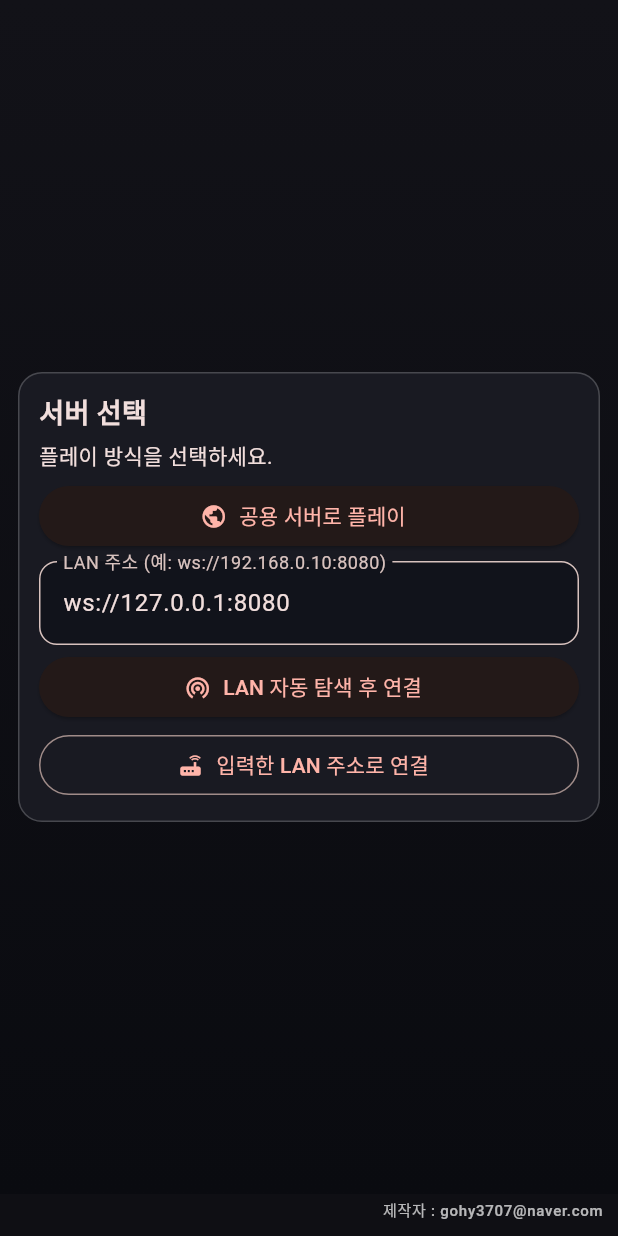
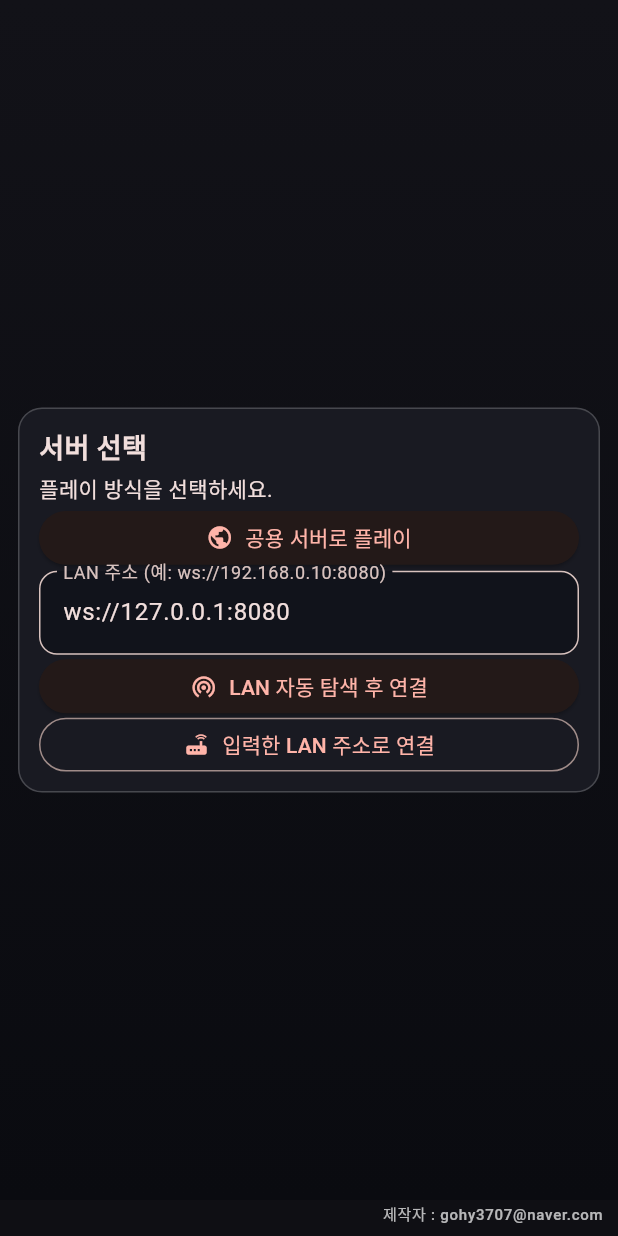
Before and after one commit to gkwhdcks9/Guilnocent, a Flutter app: the screen it shows after launch, on a phone screen of 412 x 824 dp. Run offline on Flutter 3.47's test engine with Material 3 defaults, Android fonts, the phone set to English and light mode, and no system bars.

```diff
--- a/app_client/lib/main.dart
+++ b/app_client/lib/main.dart
@@ -636,16 +636,13 @@ class _GameHomePageState extends State<GameHomePage> {
     final room = _room;
     if (room == null) return;
     if (room.game.inProgress) return;
-    if (room.game.mode == 'moral_roulette') return;
+    if (room.game.mode == 'moral_roulette' && roleKey != 'joker') return;
     final current = room.game.roleCounts[roleKey] ?? 0;
     final next = (current + delta).clamp(0, 12);
     if (roleKey == 'mafia' && next < 1) return;
 
     final updated = Map<String, int>.from(room.game.roleCounts);
     updated[roleKey] = next;
-    if (room.game.mode == 'original') {
-      updated['joker'] = 0;
-    }
     _send({'type': 'set_role_counts', 'roleCounts': updated});
   }
 
@@ -1293,7 +1290,9 @@ class _GameHomePageState extends State<GameHomePage> {
                                               ),
                                             ),
                                             IconButton(
-                                              onPressed: (_isHost && !currentRoom.game.inProgress && currentRoom.game.mode != 'moral_roulette' && !(currentRoom.game.mode == 'original' && roleKey == 'joker'))
+                                              onPressed: (_isHost &&
+                                                      !currentRoom.game.inProgress &&
+                                                      (currentRoom.game.mode != 'moral_roulette' || roleKey == 'joker'))
                                                   ? () {
                                                       _adjustRoleCount(roleKey, -1);
                                                       setDialogState(() {});
@@ -1309,7 +1308,9 @@ class _GameHomePageState extends State<GameHomePage> {
                                               ),
                                             ),
                                             IconButton(
-                                              onPressed: (_isHost && !currentRoom.game.inProgress && currentRoom.game.mode != 'moral_roulette' && !(currentRoom.game.mode == 'original' && roleKey == 'joker'))
+                                              onPressed: (_isHost &&
+                                                      !currentRoom.game.inProgress &&
+                                                      (currentRoom.game.mode != 'moral_roulette' || roleKey == 'joker'))
                                                   ? () {
                                                       _adjustRoleCount(roleKey, 1);
                                                       setDialogState(() {});
@@ -1327,7 +1328,7 @@ class _GameHomePageState extends State<GameHomePage> {
                                       ),
                                     if (_isHost && currentRoom.game.mode == 'moral_roulette')
                                       Text(
-                                        'Moral Roulette는 생존 인원에 따라 직업 수가 자동으로 결정됩니다.',
+                                        'Moral Roulette는 마피아/의사/경찰은 자동이며, 조커 인원은 수동 조정할 수 있습니다.',
                                         style: Theme.of(context).textTheme.bodySmall,
                                       ),
                                   ],
@@ -1797,9 +1798,9 @@ class _GameHomePageState extends State<GameHomePage> {
 
   Widget _panel({required Widget child}) {
     return Card(
-      margin: const EdgeInsets.only(bottom: 8),
+      margin: const EdgeInsets.only(bottom: 6),
       child: Padding(
-        padding: const EdgeInsets.all(10),
+        padding: const EdgeInsets.all(8),
         child: child,
       ),
     );
@@ -1809,9 +1810,9 @@ class _GameHomePageState extends State<GameHomePage> {
     return SafeArea(
       top: false,
       child: SizedBox(
-        height: 28,
+        height: 24,
         child: Padding(
-          padding: const EdgeInsets.fromLTRB(8, 0, 10, 6),
+          padding: const EdgeInsets.fromLTRB(8, 0, 10, 4),
           child: Align(
             alignment: Alignment.centerRight,
             child: Text(
@@ -1849,6 +1850,11 @@ class _GameHomePageState extends State<GameHomePage> {
       vertical: scaled(3, min: 2, max: 5),
     );
     final quickEmojiFontSize = scaled(16, min: 14, max: 18);
+    final compactControlHeight = scaled(34, min: 30, max: 36);
+    final compactButtonPadding = EdgeInsets.symmetric(
+      horizontal: scaled(8, min: 6, max: 10),
+      vertical: scaled(4, min: 2, max: 5),
+    );
 
     if (_serverEndpoint == null && !_isConnecting && _myPlayerId == null) {
       return Scaffold(
@@ -1872,36 +1878,51 @@ class _GameHomePageState extends State<GameHomePage> {
                     crossAxisAlignment: CrossAxisAlignment.start,
                     children: [
                       const Text('서버 선택', style: TextStyle(fontSize: 18, fontWeight: FontWeight.w700)),
+                      const SizedBox(height: 3),
+                      const Text('플레이 방식을 선택하세요.'),
                       const SizedBox(height: 4),
-                      const Text('플레이 방식을 선택하세요.'),
-                      const SizedBox(height: 6),
                       SizedBox(
                         width: double.infinity,
                         child: ElevatedButton.icon(
                           onPressed: _selectPublicServer,
+                          style: ElevatedButton.styleFrom(
+                            minimumSize: Size.fromHeight(compactControlHeight),
+                            padding: compactButtonPadding,
+                            tapTargetSize: MaterialTapTargetSize.shrinkWrap,
+                          ),
                           icon: const Icon(Icons.public),
                           label: const Text('공용 서버로 플레이'),
                         ),
                       ),
-                      const SizedBox(height: 6),
+                      const SizedBox(height: 4),
                       TextField(
                         controller: _lanServerController,
                         decoration: const InputDecoration(labelText: 'LAN 주소 (예: ws://192.168.0.10:8080)'),
                       ),
-                      const SizedBox(height: 4),
+                      const SizedBox(height: 3),
                       SizedBox(
                         width: double.infinity,
                         child: ElevatedButton.icon(
                           onPressed: _isDiscoveringLan ? null : _discoverAndSelectLanServer,
+                          style: ElevatedButton.styleFrom(
+                            minimumSize: Size.fromHeight(compactControlHeight),
+                            padding: compactButtonPadding,
+                            tapTargetSize: MaterialTapTargetSize.shrinkWrap,
+                          ),
                           icon: const Icon(Icons.wifi_tethering),
                           label: Text(_isDiscoveringLan ? 'LAN 탐색 중...' : 'LAN 자동 탐색 후 연결'),
                         ),
                       ),
-                      const SizedBox(height: 4),
+                      const SizedBox(height: 3),
                       SizedBox(
                         width: double.infinity,
                         child: OutlinedButton.icon(
                           onPressed: _selectLanServer,
+                          style: OutlinedButton.styleFrom(
+                            minimumSize: Size.fromHeight(compactControlHeight),
+                            padding: compactButtonPadding,
+                            tapTargetSize: MaterialTapTargetSize.shrinkWrap,
+                          ),
                           icon: const Icon(Icons.router),
                           label: const Text('입력한 LAN 주소로 연결'),
                         ),
@@ -1960,9 +1981,9 @@ class _GameHomePageState extends State<GameHomePage> {
                   mainAxisSize: MainAxisSize.min,
                   children: [
                     const Icon(Icons.wifi_off, size: 34),
-                    const SizedBox(height: 6),
+                    const SizedBox(height: 4),
                     const Text('서버 연결 실패'),
-                    const SizedBox(height: 4),
+                    const SizedBox(height: 3),
                     SizedBox(
                       width: statusTextWidth,
                       child: Text(
@@ -1970,7 +1991,7 @@ class _GameHomePageState extends State<GameHomePage> {
                         textAlign: TextAlign.center,
                       ),
                     ),
-                    const SizedBox(height: 4),
+                    const SizedBox(height: 3),
                     SizedBox(
                       width: statusTextWidth,
                       child: Text(
@@ -1979,9 +2000,14 @@ class _GameHomePageState extends State<GameHomePage> {
                         style: Theme.of(context).textTheme.bodySmall,
                       ),
                     ),
-                    const SizedBox(height: 6),
+                    const SizedBox(height: 4),
                     ElevatedButton.icon(
                       onPressed: _connect,
+                      style: ElevatedButton.styleFrom(
+                        minimumSize: Size.fromHeight(compactControlHeight),
+                        padding: compactButtonPadding,
+                        tapTargetSize: MaterialTapTargetSize.shrinkWrap,
+                      ),
                       icon: const Icon(Icons.refresh),
                       label: const Text('다시 연결'),
                     ),
@@ -2070,12 +2096,12 @@ class _GameHomePageState extends State<GameHomePage> {
                   crossAxisAlignment: CrossAxisAlignment.start,
                   children: [
                     _sectionTitle(context, '입장 허브', icon: Icons.vpn_key),
-                    const SizedBox(height: 4),
+                    const SizedBox(height: 3),
                     Text(
                       '코드를 입력해 입장하거나, 자동 코드로 빠르게 방을 만들 수 있습니다.',
                       style: Theme.of(context).textTheme.bodySmall,
                     ),
-                    const SizedBox(height: 6),
+                    const SizedBox(height: 4),
                     Row(
                       children: [
                         Expanded(
@@ -2088,21 +2114,31 @@ class _GameHomePageState extends State<GameHomePage> {
                         const SizedBox(width: 8),
                         ElevatedButton(
                           onPressed: _connected ? _applyNickname : null,
+                          style: ElevatedButton.styleFrom(
+                            minimumSize: Size(0, compactControlHeight),
+                            padding: compactButtonPadding,
+                            tapTargetSize: MaterialTapTargetSize.shrinkWrap,
+                          ),
                           child: const Text('변경'),
                         ),
                       ],
                     ),
-                    const SizedBox(height: 6),
+                    const SizedBox(height: 4),
                     TextField(
                       controller: _roomController,
                       decoration: const InputDecoration(labelText: '방 코드 입력'),
                     ),
-                    const SizedBox(height: 6),
+                    const SizedBox(height: 4),
                     Row(
                       children: [
                         Expanded(
                           child: ElevatedButton(
                             onPressed: _connected ? _joinRoom : null,
+                            style: ElevatedButton.styleFrom(
+                              minimumSize: Size.fromHeight(compactControlHeight),
+                              padding: compactButtonPadding,
+                              tapTargetSize: MaterialTapTargetSize.shrinkWrap,
+                            ),
                             child: const Text('코드로 입장'),
                           ),
                         ),
@@ -2110,16 +2146,26 @@ class _GameHomePageState extends State<GameHomePage> {
                         Expanded(
                           child: OutlinedButton(
                             onPressed: _connected ? _createRoom : null,
+                            style: OutlinedButton.styleFrom(
+                              minimumSize: Size.fromHeight(compactControlHeight),
+                              padding: compactButtonPadding,
+                              tapTargetSize: MaterialTapTargetSize.shrinkWrap,
+                            ),
                             child: const Text('코드로 생성'),
                           ),
                         ),
                       ],
                     ),
-                    const SizedBox(height: 4),
+                    const SizedBox(height: 3),
                     SizedBox(
                       width: double.infinity,
                       child: ElevatedButton.icon(
                         onPressed: _connected ? _createAutoRoom : null,
+                        style: ElevatedButton.styleFrom(
+                          minimumSize: Size.fromHeight(compactControlHeight),
+                          padding: compactButtonPadding,
+                          tapTargetSize: MaterialTapTargetSize.shrinkWrap,
+                        ),
                         icon: const Icon(Icons.flash_on),
                         label: const Text('빠른 방 만들기 (자동 코드)'),
                       ),
@@ -2141,7 +2187,7 @@ class _GameHomePageState extends State<GameHomePage> {
                         ),
                       ],
                     ),
-                    const SizedBox(height: 4),
+                    const SizedBox(height: 3),
                     TextField(
                       controller: _roomSearchController,
                       onChanged: (_) => setState(() {}),
@@ -2150,9 +2196,10 @@ class _GameHomePageState extends State<GameHomePage> {
                         prefixIcon: Icon(Icons.search),
                       ),
                     ),
-                    const SizedBox(height: 4),
+                    const SizedBox(height: 3),
                     SwitchListTile(
                       dense: true,
+                      visualDensity: const VisualDensity(vertical: -3),
                       contentPadding: EdgeInsets.zero,
                       value: _waitingOnly,
                       onChanged: (value) {
@@ -2171,8 +2218,8 @@ class _GameHomePageState extends State<GameHomePage> {
                       ),
                     for (final roomInfo in filteredRooms)
                       Container(
-                        margin: const EdgeInsets.only(top: 6),
-                        padding: const EdgeInsets.all(8),
+                        margin: const EdgeInsets.only(top: 4),
+                        padding: const EdgeInsets.all(6),
                         decoration: BoxDecoration(
                           borderRadius: BorderRadius.circular(12),
                           color: const Color(0x331B1D25),
@@ -2195,6 +2242,11 @@ class _GameHomePageState extends State<GameHomePage> {
                             ),
                             ElevatedButton(
                               onPressed: roomInfo.inProgress ? null : () => _joinRoomById(roomInfo.id),
+                              style: ElevatedButton.styleFrom(
+                                minimumSize: Size(0, compactControlHeight),
+                                padding: compactButtonPadding,
+                                tapTargetSize: MaterialTapTargetSize.shrinkWrap,
+                              ),
                               child: Text(roomInfo.inProgress ? '진행중' : '입장'),
                             ),
                           ],
@@ -2210,13 +2262,18 @@ class _GameHomePageState extends State<GameHomePage> {
                   crossAxisAlignment: CrossAxisAlignment.start,
                   children: [
                     _sectionTitle(context, '채팅', icon: Icons.chat_bubble),
-                    const SizedBox(height: 4),
+                    const SizedBox(height: 3),
                     Row(
                       children: [
                         if (_isHost && !(_room?.game.inProgress ?? false))
                           Expanded(
                             child: ElevatedButton(
                               onPressed: (_room?.game.canStart ?? false) ? () => _send({'type': 'start_game'}) : null,
+                              style: ElevatedButton.styleFrom(
+                                minimumSize: Size.fromHeight(compactControlHeight),
+                                padding: compactButtonPadding,
+                                tapTargetSize: MaterialTapTargetSize.shrinkWrap,
+                              ),
                               child: const Text('게임 시작'),
                             ),
                           ),
@@ -2226,18 +2283,28 @@ class _GameHomePageState extends State<GameHomePage> {
                             onPressed: _connected && _inRoom && !(_room?.game.inProgress ?? false)
                                 ? () => _send({'type': 'leave_room'})
                                 : null,
+                            style: OutlinedButton.styleFrom(
+                              minimumSize: Size.fromHeight(compactControlHeight),
+                              padding: compactButtonPadding,
+                              tapTargetSize: MaterialTapTargetSize.shrinkWrap,
+                            ),
                             child: const Text('방 나가기'),
                           ),
                         ),
                       ],
                     ),
                     if (_room?.game.phase == 'execution_vote') ...[
-                      const SizedBox(height: 4),
+                      const SizedBox(height: 3),
                       Row(
                         children: [
                           Expanded(
                             child: ElevatedButton.icon(
                               onPressed: !_isMyEliminated ? () => _castExecutionVote(true) : null,
+                              style: ElevatedButton.styleFrom(
+                                minimumSize: Size.fromHeight(compactControlHeight),
+                                padding: compactButtonPadding,
+                                tapTargetSize: MaterialTapTargetSize.shrinkWrap,
+                              ),
                               icon: const Icon(Icons.how_to_vote),
                               label: const Text('찬성'),
                             ),
@@ -2246,6 +2313,11 @@ class _GameHomePageState extends State<GameHomePage> {
                           Expanded(
                             child: OutlinedButton.icon(
                               onPressed: !_isMyEliminated ? () => _castExecutionVote(false) : null,
+                              style: OutlinedButton.styleFrom(
+                                minimumSize: Size.fromHeight(compactControlHeight),
+                                padding: compactButtonPadding,
+                                tapTargetSize: MaterialTapTargetSize.shrinkWrap,
+                              ),
                               icon: const Icon(Icons.block),
                               label: const Text('반대'),
                             ),
@@ -2254,13 +2326,18 @@ class _GameHomePageState extends State<GameHomePage> {
                       ),
                     ],
                     if (_room?.game.phase == 'mafia_decision') ...[
-                      const SizedBox(height: 4),
+                      const SizedBox(height: 3),
                       if (_myRole == 'mafia' && !_isMyEliminated)
                         Row(
                           children: [
                             Expanded(
                               child: ElevatedButton.icon(
                                 onPressed: () => _setMafiaContinue(true),
+                                style: ElevatedButton.styleFrom(
+                                  minimumSize: Size.fromHeight(compactControlHeight),
+                                  padding: compactButtonPadding,
+                                  tapTargetSize: MaterialTapTargetSize.shrinkWrap,
+                                ),
                                 icon: const Icon(Icons.play_arrow),
                                 label: const Text('계속 진행'),
                               ),
@@ -2269,6 +2346,11 @@ class _GameHomePageState extends State<GameHomePage> {
                             Expanded(
                               child: OutlinedButton.icon(
                                 onPressed: () => _setMafiaContinue(false),
+                                style: OutlinedButton.styleFrom(
+                                  minimumSize: Size.fromHeight(compactControlHeight),
+                                  padding: compactButtonPadding,
+                                  tapTargetSize: MaterialTapTargetSize.shrinkWrap,
+                                ),
                                 icon: const Icon(Icons.stop_circle_outlined),
                                 label: const Text('중지'),
                               ),
@@ -2281,7 +2363,7 @@ class _GameHomePageState extends State<GameHomePage> {
                           style: Theme.of(context).textTheme.bodySmall,
                         ),
                     ],
-                    const SizedBox(height: 4),
+                    const SizedBox(height: 3),
                     Row(
                       children: [
                         Expanded(
```
Also changed, not shown: 1 other file.
